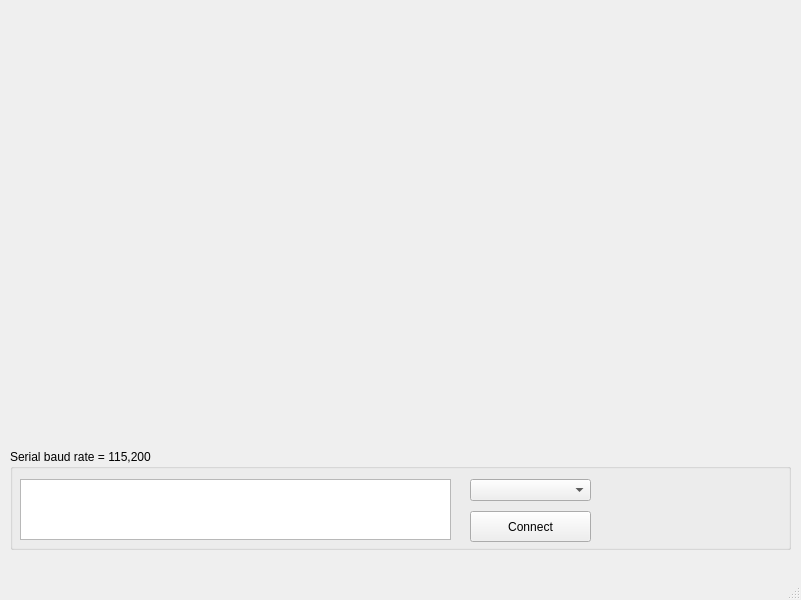
Above: main.ui from pictureyou-neo/GUI_pannel before the change. Below: the same form after it.
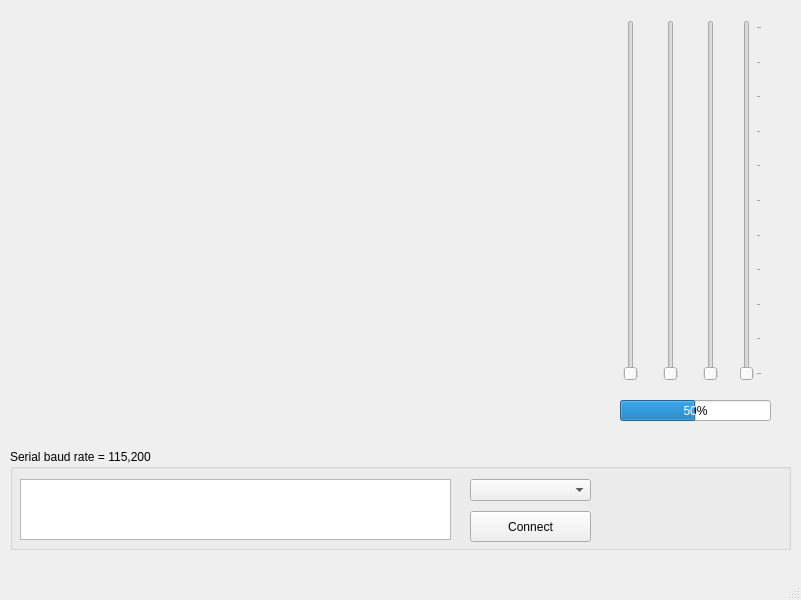
That is the form after the change. Icons and pictures are not drawn. Custom widgets are drawn as their Qt base class.

Patch:
```diff
--- a/main.ui
+++ b/main.ui
@@ -85,6 +85,113 @@
      </rect>
     </property>
    </widget>
+   <widget class="QSlider" name="verticalSlider_0">
+    <property name="geometry">
+     <rect>
+      <x>620</x>
+      <y>20</y>
+      <width>22</width>
+      <height>361</height>
+     </rect>
+    </property>
+    <property name="maximum">
+     <number>100</number>
+    </property>
+    <property name="value">
+     <number>0</number>
+    </property>
+    <property name="orientation">
+     <enum>Qt::Vertical</enum>
+    </property>
+   </widget>
+   <widget class="QSlider" name="verticalSlider_1">
+    <property name="geometry">
+     <rect>
+      <x>660</x>
+      <y>20</y>
+      <width>22</width>
+      <height>361</height>
+     </rect>
+    </property>
+    <property name="maximum">
+     <number>100</number>
+    </property>
+    <property name="orientation">
+     <enum>Qt::Vertical</enum>
+    </property>
+   </widget>
+   <widget class="QSlider" name="verticalSlider_2">
+    <property name="geometry">
+     <rect>
+      <x>700</x>
+      <y>20</y>
+      <width>22</width>
+      <height>361</height>
+     </rect>
+    </property>
+    <property name="maximum">
+     <number>100</number>
+    </property>
+    <property name="orientation">
+     <enum>Qt::Vertical</enum>
+    </property>
+   </widget>
+   <widget class="QSlider" name="verticalSlider_3">
+    <property name="geometry">
+     <rect>
+      <x>740</x>
+      <y>20</y>
+      <width>22</width>
+      <height>361</height>
+     </rect>
+    </property>
+    <property name="maximum">
+     <number>100</number>
+    </property>
+    <property name="orientation">
+     <enum>Qt::Vertical</enum>
+    </property>
+    <property name="invertedAppearance">
+     <bool>false</bool>
+    </property>
+    <property name="tickPosition">
+     <enum>QSlider::TicksBelow</enum>
+    </property>
+    <property name="tickInterval">
+     <number>10</number>
+    </property>
+   </widget>
+   <widget class="QProgressBar" name="progressBar">
+    <property name="geometry">
+     <rect>
+      <x>620</x>
+      <y>400</y>
+      <width>151</width>
+      <height>21</height>
+     </rect>
+    </property>
+    <property name="statusTip">
+     <string/>
+    </property>
+    <property name="value">
+     <number>50</number>
+    </property>
+    <property name="textVisible">
+     <bool>true</bool>
+    </property>
+    <property name="orientation">
+     <enum>Qt::Horizontal</enum>
+    </property>
+    <property name="invertedAppearance">
+     <bool>false</bool>
+    </property>
+    <property name="textDirection">
+     <enum>QProgressBar::TopToBottom</enum>
+    </property>
+    <property name="format">
+     <string>%p%</string>
+    </property>
+   </widget>
   </widget>
   <widget class="QMenuBar" name="menubar">
    <property name="geometry">
```
Left out of the diff: 5 changed lines with no effect on the pictures.
